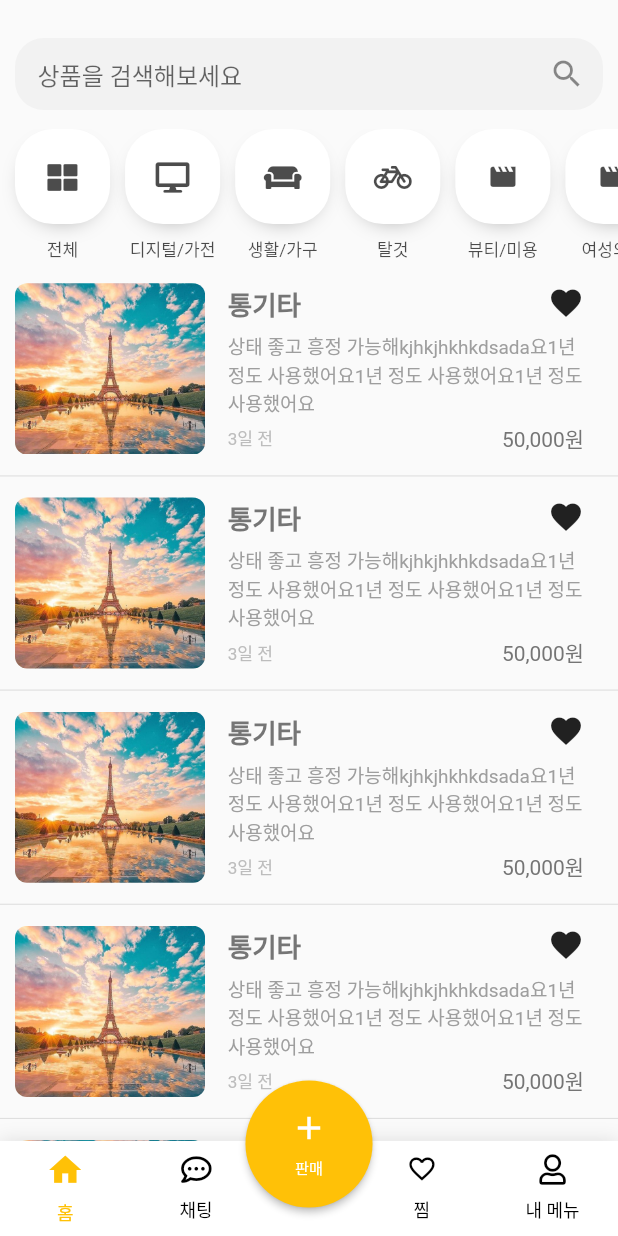
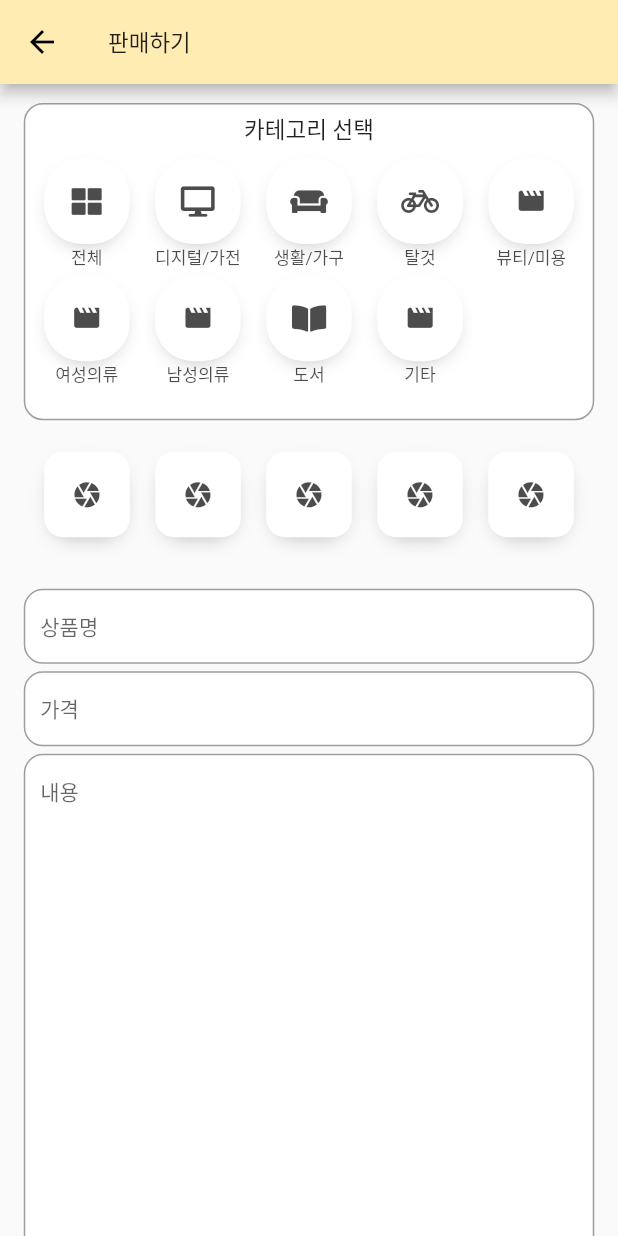
Before and after one commit to beygee/kaimarket, a Flutter app: the DefaultLayout widget shown alone on an empty page, opened directly, scrolled down 576 dp, after a tap on "판매", after a tap on "다른 물품", on a phone screen of 412 x 824 dp. Run offline on Flutter 3.47's test engine with Material 2 defaults, Android fonts, the phone set to English and light mode, and no system bars; our stand-ins replace auto_size_text, carousel_pro, dio, flutter_spinkit, font_awesome_flutter, google_maps_flutter and 4 more; missing offline and left inert: flutter_facebook_login, flutter_kakao_login, flutter_naver_login; accounts and stored records are empty.

Commit message:
기타 물품 판매

```diff
--- a/frontend/lib/home/home_page.dart
+++ b/frontend/lib/home/home_page.dart
@@ -26,6 +26,7 @@ class HomePageState extends State<HomePage> {
               _buildCategoryList(context),
               SizedBox(height: screenAwareSize(10.0, context)),
               _buildSuggestions(),
+              SizedBox(height: screenAwareSize(50.0, context)),
             ],
           );
         },
--- a/frontend/lib/layout/default.dart
+++ b/frontend/lib/layout/default.dart
@@ -65,6 +65,7 @@ class _DefaultLayoutState extends State<DefaultLayout>
   Widget _buildPageView(context) {
     return Positioned.fill(
       child: PageView.builder(
+        physics: NeverScrollableScrollPhysics(),
         onPageChanged: (idx) {
           setState(() {
             _selectedTabIndex = idx;
@@ -163,7 +164,7 @@ class _DefaultLayoutState extends State<DefaultLayout>
         fontSize: 8,
         icon: Icons.add,
         iconSize: 20.0,
-        padding: 15.0,
+        padding: 10.0,
         onPressed: _onPressedSellButton,
       ),
     );
--- a/frontend/lib/layout/sell_overlay.dart
+++ b/frontend/lib/layout/sell_overlay.dart
@@ -4,6 +4,7 @@ import 'package:week_3/utils/utils.dart';
 import 'package:week_3/layout/sell_button.dart';
 import 'dart:math' as math;
 import 'package:font_awesome_flutter/font_awesome_flutter.dart';
+import 'package:week_3/post/post_page.dart';
 
 class SellOverlay extends StatelessWidget {
   final Animation listenable;
@@ -78,7 +79,9 @@ class SellOverlay extends StatelessWidget {
                               icon: FontAwesomeIcons.thLarge,
                               iconSize: 14.0,
                               padding: 8.0,
-                              onPressed: onPressCancel,
+                              onPressed: () {
+                                onSellOther(context);
+                              },
                             ),
                           ),
                         ),
@@ -89,7 +92,7 @@ class SellOverlay extends StatelessWidget {
                             fontSize: 8,
                             icon: Icons.remove,
                             iconSize: 20.0,
-                            padding: 15.0,
+                            padding: 10.0,
                             onPressed: onPressCancel,
                             bgColor: Colors.white,
                             color: ThemeColor.primary,
@@ -104,4 +107,12 @@ class SellOverlay extends StatelessWidget {
       },
     );
   }
+
+  void onSellOther(context) {
+    Navigator.of(context).push(
+      MaterialPageRoute(
+        builder: (context) => PostPage(),
+      ),
+    );
+  }
 }
--- a/frontend/lib/utils/dio.dart
+++ b/frontend/lib/utils/dio.dart
@@ -16,6 +16,7 @@ class MyDio {
   }
 
   MyDio._internal() {
+    dio.options.connectTimeout = 5000;
     dio.interceptors.add(
       InterceptorsWrapper(onRequest: (Options options) async {
         SharedPreferences prefs = await SharedPreferences.getInstance();
```
